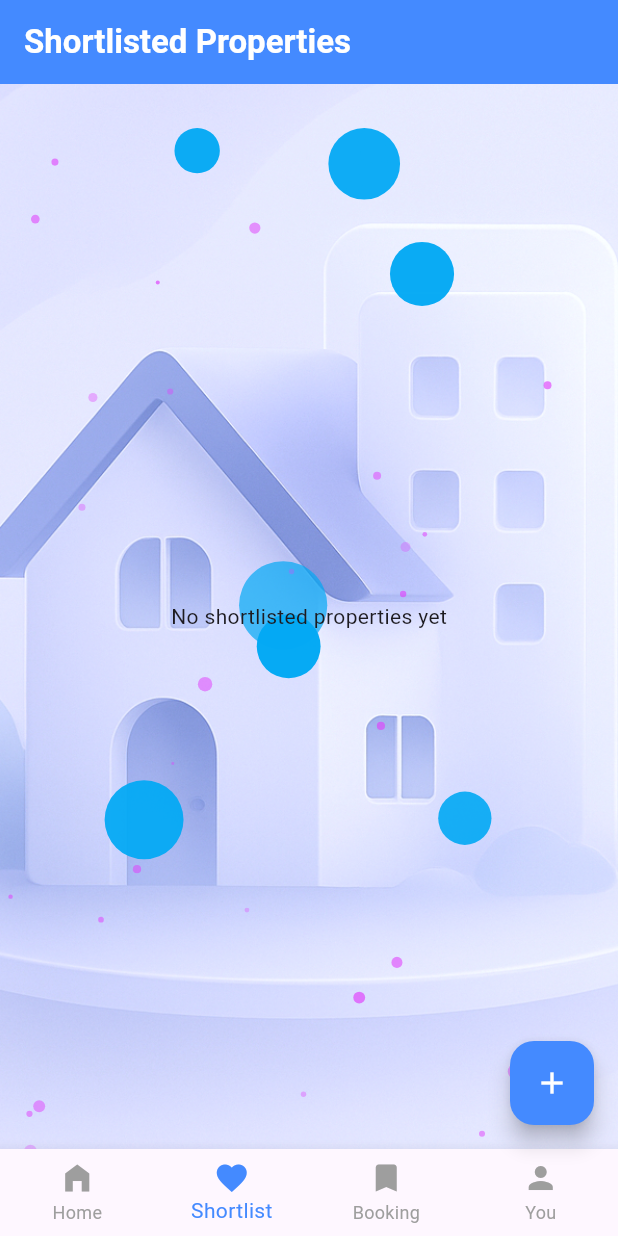
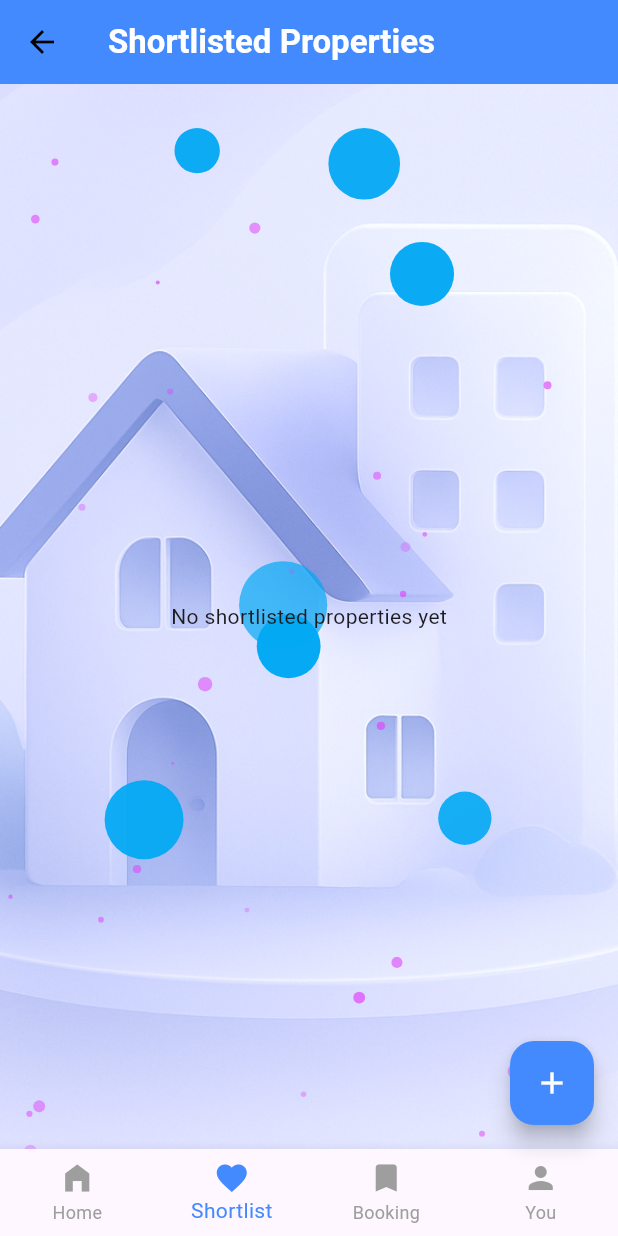
Before and after one commit to Naman9528/Real-Estate-App, a Flutter app: the screen it shows after launch, item 2 of the bottom bar chosen, on a phone screen of 412 x 824 dp. Run offline on Flutter 3.47's test engine with Material 3 defaults, Android fonts, the phone set to English and light mode, and no system bars; our stand-ins replace flutter_staggered_animations, image_picker.

Commit message:
little bit changes

```diff
--- a/lib/ShortlistPage.dart
+++ b/lib/ShortlistPage.dart
@@ -2,6 +2,8 @@
 import 'package:flutter/material.dart';
 import 'package:tryhello/propertydescriptions/villa_detail_page.dart';
 import 'dart:ui';
+
+import 'main.dart';
 
 class ShortlistPage extends StatelessWidget {
   final List<Map<String, String>> favoriteProperties;
@@ -16,6 +18,18 @@
           style: TextStyle(fontWeight: FontWeight.bold,color: Colors.white),
         ),
         backgroundColor: Colors.blueAccent,
+        leading: IconButton(
+          icon: const Icon(Icons.arrow_back, color: Colors.black),
+          onPressed: () {
+            Navigator.pushReplacement(
+              context,
+              MaterialPageRoute(
+                // **FIXED**: Removed the incorrect parameters from HomeScreen()
+                builder: (context) => const HomeScreen(),
+              ),
+            );
+          },
+        ),
       ),
       body: Stack(
         children: [
--- a/lib/main.dart
+++ b/lib/main.dart
@@ -11,7 +11,7 @@
 import 'settings_home.dart';
 import 'package:tryhello/Search_Bar/SearchRentalsPage.dart';
 import 'package:tryhello/YouPage/YouPage.dart';
-import 'package:tryhello/wallet.dart';
+import 'package:tryhello/wallet.dart' hide AnimatedBackgroundpage;
 import 'animated_backgroundpage.dart';
 
 void main() {
@@ -700,7 +700,7 @@
   @override
   Widget build(BuildContext context) {
     final List<Widget> pages = [
-      buildHomeContent(),
+     buildHomeContent(),
       ShortlistPage(favoriteProperties: getFavoriteProperties()),
      // const Center(child: Text("Bookings Page", style: TextStyle(fontSize: 24))),
       const BookingPage(),
@@ -844,15 +844,10 @@
 
   // This method builds the main home screen content
   Widget buildHomeContent() {
-    return Container(
-      decoration: const BoxDecoration(
-        image: DecorationImage(
-          image: AssetImage('assets/images/back.jpg'),
-          fit: BoxFit.cover,
-        ),
-      ),
-      // **REPLACED ListView with CustomScrollView for better performance and structure**
-      child: CustomScrollView(
+    return Stack(
+      children: [
+        const AnimatedBackgroundpage(showPropertyCards: false),
+        CustomScrollView(
         slivers: [
           // Sliver 1: All the widgets that come before the list
           SliverToBoxAdapter(
@@ -1100,6 +1095,7 @@
           ),
         ],
       ),
+    ],
     );
   }
 }
```
Also changed, not shown: lib/BookingPage/booking.dart (+13 -0 lines).
